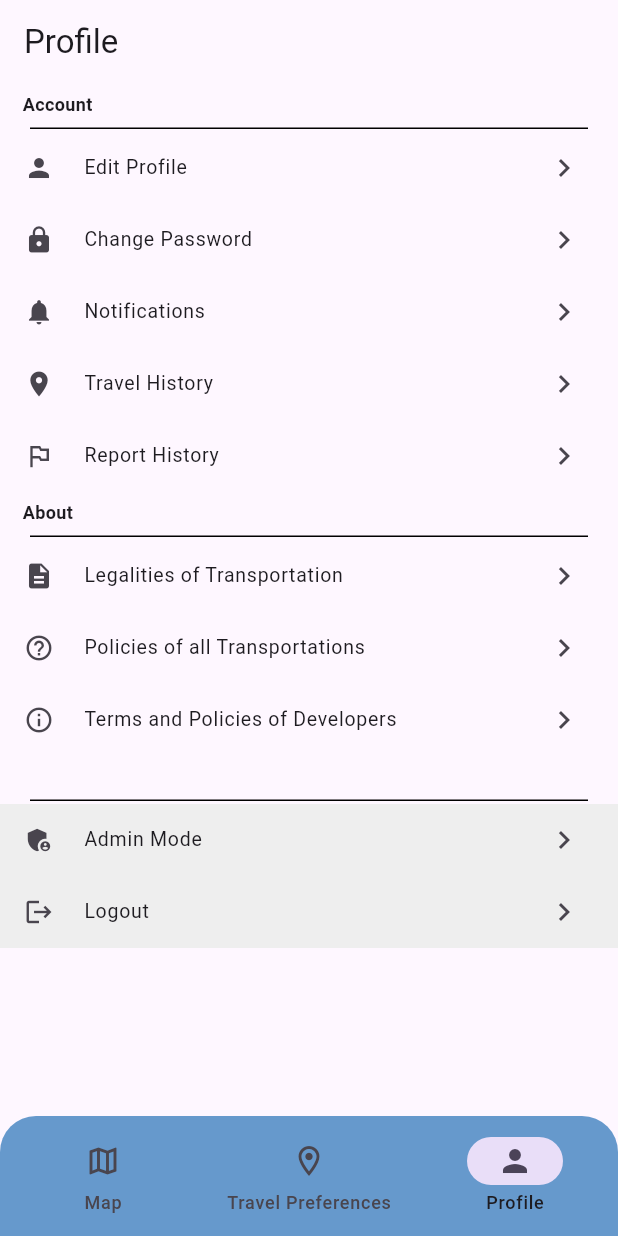
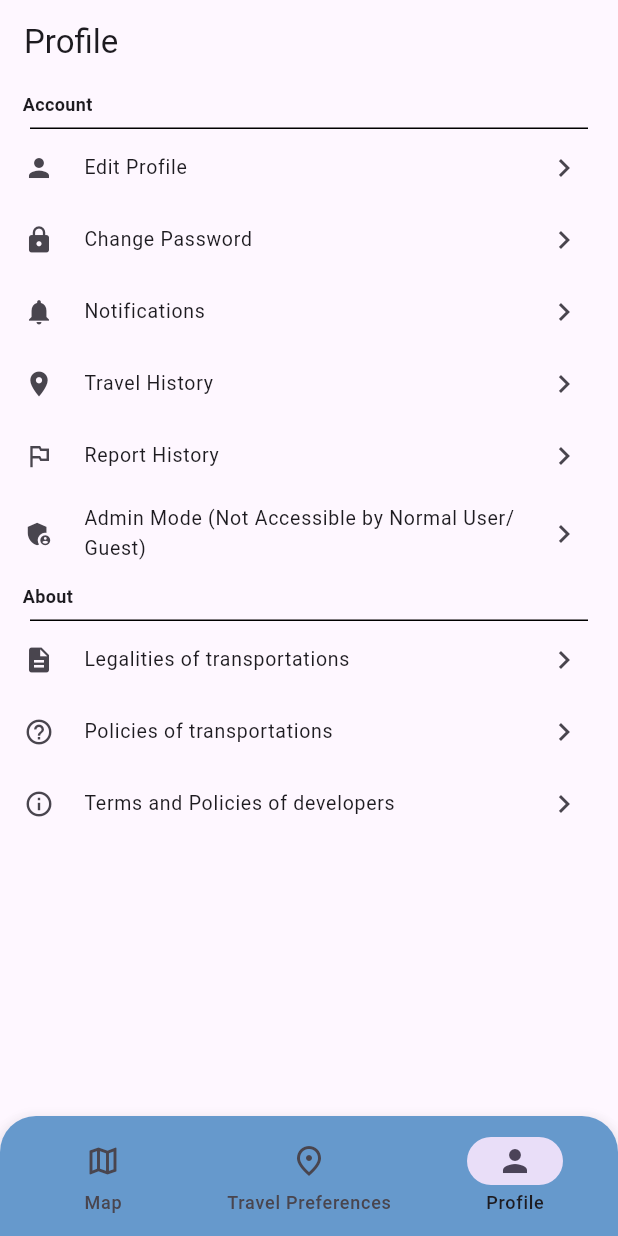
Before and after one commit to BGrazer/Maiway, a Flutter app: the HomeNavigation screen opened directly, item 3 of the bottom bar chosen, on a phone screen of 412 x 824 dp. Run offline on Flutter 3.47's test engine with Material 3 defaults, Android fonts, the phone set to English and light mode, and no system bars; our stand-ins replace flutter_map, geolocator, google_fonts, latlong2; missing offline and left inert: flutter_map_location_marker.

Commit message:
Revert "Merge branch 'Kate'"
This reverts commit acc2b3853288fcb41d774c165cb39cdec0f5e3f3, reversing
changes made to 163e9fbea4866e1fc0ad40cbebc8b32da092053a.

```diff
--- a/maiwayapp/lib/main.dart
+++ b/maiwayapp/lib/main.dart
@@ -1,7 +1,7 @@
 // lib/main.dart
 import 'package:flutter/material.dart';
-import 'loginpage.dart';
 import 'package:maiwayapp/profile_screen.dart';
+import 'package:maiwayapp/settings_screen.dart';
 import 'map_screen.dart';
 
 void main() {
@@ -20,7 +20,7 @@ class MyApp extends StatelessWidget {
         colorScheme: ColorScheme.fromSeed(seedColor: Colors.deepPurple),
         useMaterial3: true,
       ),
-      home: LoginPage(),
+      home: const HomeNavigation(),
     );
   }
 }
@@ -39,17 +39,21 @@ class _HomeNavigationState extends State<HomeNavigation> {
     MapScreen(),
     PlaceholderScreen(title: 'Travel Preferences'),
     ProfileScreen(),
+    SettingsScreen(),
   ];
 
   @override
   Widget build(BuildContext context) {
     return Scaffold(
+      extendBody: true,
       body: _pages[_currentIndex],
-      bottomNavigationBar: ClipRRect(
+      bottomNavigationBar: Material(
+        elevation: 8,
         borderRadius: const BorderRadius.only(
           topLeft: Radius.circular(24),
           topRight: Radius.circular(24),
         ),
+        clipBehavior: Clip.antiAlias,
         child: NavigationBar(
           backgroundColor: const Color(0xFF6699CC),
           selectedIndex: _currentIndex,
@@ -65,12 +69,12 @@ class _HomeNavigationState extends State<HomeNavigation> {
               label: 'Map',
             ),
             NavigationDestination(
-              icon: Icon(Icons.location_on_outlined),
-              selectedIcon: Icon(Icons.location_on),
+              icon: Icon(Icons.place_outlined),
+              selectedIcon: Icon(Icons.place_rounded),
               label: 'Travel Preferences',
             ),
             NavigationDestination(
-              icon: Icon(Icons.person),
+              icon: Icon(Icons.person_outline),
               selectedIcon: Icon(Icons.person),
               label: 'Profile',
             ),
--- a/maiwayapp/lib/profile_screen.dart
+++ b/maiwayapp/lib/profile_screen.dart
@@ -1,5 +1,6 @@
 import 'package:flutter/material.dart';
-import 'loginpage.dart';
+import 'change_pass.dart';
+import 'user_report_page.dart';
 
 class ProfileScreen extends StatelessWidget {
   const ProfileScreen({super.key});
@@ -10,7 +11,6 @@ class ProfileScreen extends StatelessWidget {
       appBar: AppBar(title: const Text('Profile')),
       body: ListView(
         children: [
-          //ACCOUNT
           const SectionHeader(title: 'Account'),
           _buildSettingsTile(
             icon: Icons.person,
@@ -20,7 +20,14 @@ class ProfileScreen extends StatelessWidget {
           _buildSettingsTile(
             icon: Icons.lock,
             title: 'Change Password',
-            onTap: () {},
+            onTap: () {
+              Navigator.push(
+                context,
+                MaterialPageRoute(
+                  builder: (context) => const ChangePasswordScreen(),
+                ),
+              );
+            },
           ),
           _buildSettingsTile(
             icon: Icons.notifications,
@@ -35,48 +42,36 @@ class ProfileScreen extends StatelessWidget {
           _buildSettingsTile(
             icon: Icons.outlined_flag,
             title: 'Report History',
+            onTap: () {
+              Navigator.push(
+                context,
+                MaterialPageRoute(
+                  builder: (context) => const AddReportScreen(),
+                ),
+              );
+            },
+          ),
+          _buildSettingsTile(
+            icon: Icons.admin_panel_settings,
+            title: 'Admin Mode (Not Accessible by Normal User/Guest)',
             onTap: () {},
           ),
-          //ABOUT
+
           const SectionHeader(title: 'About'),
           _buildSettingsTile(
             icon: Icons.description,
-            title: 'Legalities of Transportation',
+            title: 'Legalities of transportations',
             onTap: () {},
           ),
           _buildSettingsTile(
             icon: Icons.help_outline,
-            title: 'Policies of all Transportations',
+            title: 'Policies of transportations',
             onTap: () {},
           ),
           _buildSettingsTile(
             icon: Icons.info_outline,
-            title: 'Terms and Policies of Developers',
+            title: 'Terms and Policies of developers',
             onTap: () {},
-          ),
-          //ADMIN
-          const SectionHeader(title: ''),
-          Container(
-            color: Colors.grey[200],
-            child: _buildSettingsTile(
-              icon: Icons.admin_panel_settings,
-              title: 'Admin Mode',
-              onTap: () {},
-            ),
-          ),
-          Container(
-            color: Colors.grey[200],
-            child: _buildSettingsTile(
-              icon: Icons.logout,
-              title: 'Logout',
-              onTap: () {
-                Navigator.pushAndRemoveUntil(
-                  context,
-                  MaterialPageRoute(builder: (_) => LoginPage()),
-                  (route) => false,
-                );
-              },
-            ),
           ),
         ],
       ),
```
Also changed, not shown: maiwayapp/lib/loginpage.dart (deleted, +0 -129 lines), maiwayapp/lib/signup.dart (deleted, +0 -124 lines).
